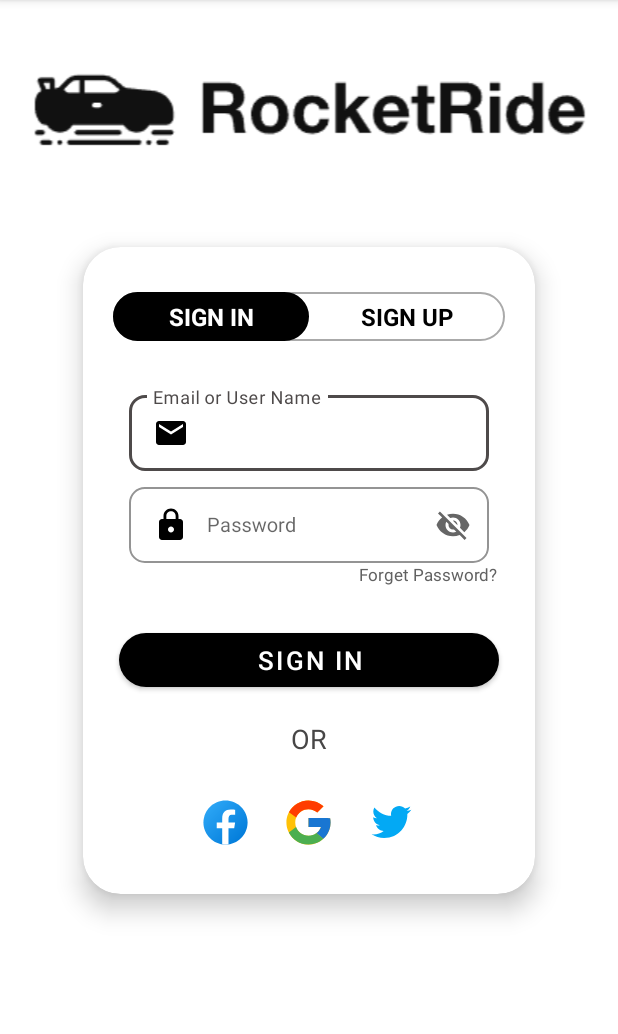
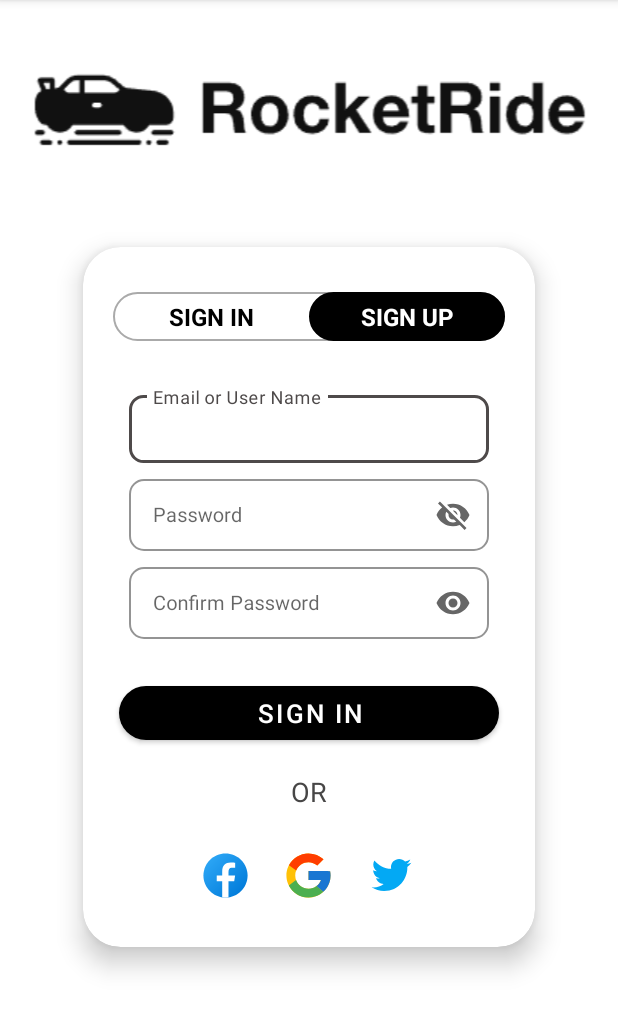
Before and after one commit to GalKoaz/RocketRide, an Android app: the screen it shows after launch (MainActivity), after a tap on an icon or button, on a phone screen of 412 x 824 dp, the part 84-1118 px from its top. Run offline under Robolectric (Android 15) with nearby library versions, the phone set to English and light mode, and no system bars; 2 other taps on this screen came first.

Commit message:
Add changing between sign in and sign up screens in main activity

```diff
--- a/app/src/main/java/com/example/rocketride/MainActivity.java
+++ b/app/src/main/java/com/example/rocketride/MainActivity.java
@@ -2,7 +2,10 @@ package com.example.rocketride;
 
 import androidx.appcompat.app.AppCompatActivity;
 
+import android.annotation.SuppressLint;
 import android.os.Bundle;
+import android.view.View;
+import android.widget.LinearLayout;
 import android.widget.TextView;
 
 /**
@@ -11,10 +14,40 @@ import android.widget.TextView;
 
 public class MainActivity extends AppCompatActivity {
 
+    @SuppressLint("UseCompatLoadingForDrawables")
     @Override
     protected void onCreate(Bundle savedInstanceState) {
         super.onCreate(savedInstanceState);
         setContentView(R.layout.activity_main);
-        TextView tx = findViewById(R.id.singUp);
+
+        // TextView objects
+        TextView signUP = findViewById(R.id.singUp),
+                 logIn = findViewById(R.id.logIn);
+
+        // LinearLayout objects
+        LinearLayout signUpLayout = findViewById(R.id.singUpLayout),
+                     logInLayout = findViewById(R.id.logInLayout);
+
+
+        // On clicking the sign up textView
+        signUP.setOnClickListener(signUp -> {
+            signUP.setTextColor(getResources().getColor(R.color.white));
+            logIn.setTextColor(getResources().getColor(R.color.black));
+            signUP.setBackground(getResources().getDrawable(R.drawable.switch_trcks, null));
+            logIn.setBackground(null);
+            signUpLayout.setVisibility(View.VISIBLE);
+            logInLayout.setVisibility(View.GONE);
+        });
+
+        // On clicking the login textView
+        logIn.setOnClickListener( login -> {
+            signUP.setTextColor(getResources().getColor(R.color.black));
+            logIn.setTextColor(getResources().getColor(R.color.white));
+            logIn.setBackground(getResources().getDrawable(R.drawable.switch_trcks, null));
+            signUP.setBackground(null);
+            signUpLayout.setVisibility(View.GONE);
+            logInLayout.setVisibility(View.VISIBLE);
+        });
+
     }
 }
```
